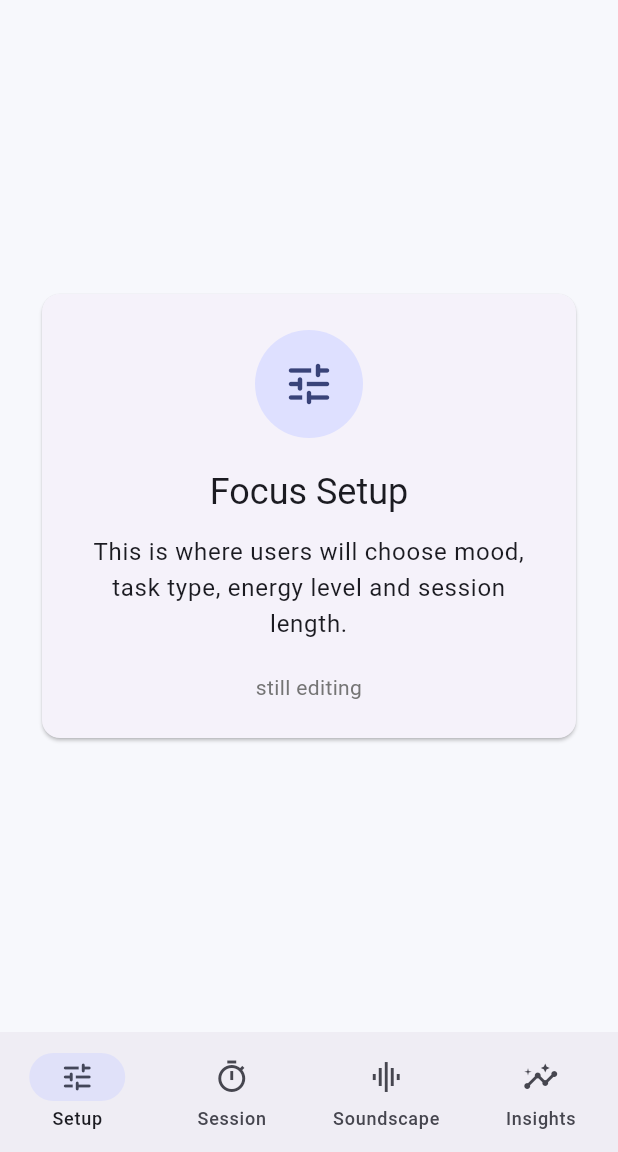
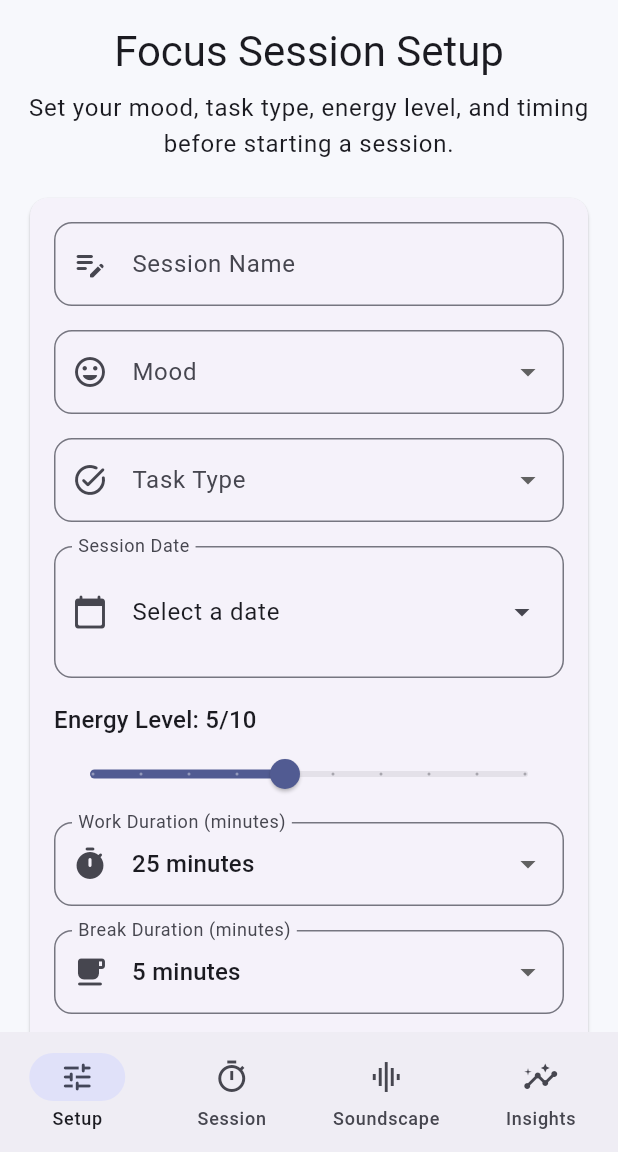
Before and after one commit to RolenaW/adaptive_focus_app, a Flutter app: the screen it shows after launch, after a tap on "Start Session Setup", on a phone screen of 412 x 824 dp, the part 84-1236 px from its top. Run offline on Flutter 3.47's test engine with Material 3 defaults, Android fonts, the phone set to English and light mode, and no system bars; our stand-ins replace shared_preferences.

Commit message:
Focus setup screen made including session name, mood, task, date, and energy level

```diff
--- a/lib/screens/focus_setup_screen.dart
+++ b/lib/screens/focus_setup_screen.dart
@@ -0,0 +1,458 @@
+import 'package:flutter/material.dart';
+
+class FocusSetupScreen extends StatefulWidget { //creates FocusSetupScreen class, statefulwidget used
+  const FocusSetupScreen({super.key});
+
+  @override
+  State<FocusSetupScreen> createState() => _FocusSetupScreenState();
+}
+
+class _FocusSetupScreenState extends State<FocusSetupScreen> {
+  final GlobalKey<FormState> _formKey = GlobalKey<FormState>(); //lets flutter identify/control form
+  final TextEditingController _sessionNameController = TextEditingController(); //manages text input for session name
+
+  final List<String> _moodOptions = <String>[ //mood options
+    'Calm',
+    'Focused',
+    'Tired',
+    'Stressed',
+    'Motivated',
+  ];
+
+  final List<String> _taskTypeOptions = <String>[ //task options
+    'Studying',
+    'Writing',
+    'Coding',
+    'Reading',
+    'Planning',
+  ];
+
+  final List<int> _workDurationOptions = <int>[25, 45, 60, 90]; //duration options
+  final List<int> _breakDurationOptions = <int>[5, 10, 15, 20];
+
+  String? _selectedMood; //stores current mood
+  String? _selectedTaskType; //stores task type
+  int _selectedWorkDuration = 25; //stores woek duration (default = 25)
+  int _selectedBreakDuration = 5; //stores break duration (default = 5)
+  double _energyLevel = 5.0; //stores slider value
+  bool _saveAsBlueprint = false; //stores whether user checked checkbox (default = false)
+  DateTime? _selectedStartDate; //stores date
+
+  @override
+  void dispose() { //prevent memory leaks. keeps everything clean
+    _sessionNameController.dispose();
+    super.dispose();
+  }
+
+  Future<void> _pickStartDate() async { //opens a date picker
+    final DateTime now = DateTime.now();
+
+    final DateTime? pickedDate = await showDatePicker( //flutter built-in date picker
+      context: context,
+      initialDate: _selectedStartDate ?? now,
+      firstDate: now.subtract(const Duration(days: 30)),
+      lastDate: now.add(const Duration(days: 365)),
+      helpText: 'Select Session Date',
+    );
+
+    if (pickedDate != null) { //if date is picked then update the screen state, rebuild
+      setState(() {
+        _selectedStartDate = pickedDate;
+      });
+    }
+  }
+
+  void _submitForm() { //runs when save setup button pressed
+    final bool isFormValid = _formKey.currentState?.validate() ?? false; //asks field to validate runs
+
+    if (!isFormValid) { //shows an error if field is incomplete
+      ScaffoldMessenger.of(context).showSnackBar(
+        const SnackBar(
+          content: Text('Please complete all required fields correctly.'),
+        ),
+      );
+      return;
+    }
+
+    if (_selectedStartDate == null) { //check if valid date is picked
+      ScaffoldMessenger.of(context).showSnackBar(
+        const SnackBar(
+          content: Text('Please select a session date.'),
+        ),
+      );
+      return;
+    }
+
+    final String cleanedSessionName = _sessionNameController.text.trim(); //removes extra spaces
+
+    showDialog<void>( //showw confirmed dialog
+      context: context,
+      builder: (BuildContext context) {
+        return AlertDialog(
+          title: const Text('Session Ready'),
+          content: Text(
+            'Session "$cleanedSessionName" is ready.\n\n'
+            'Mood: $_selectedMood\n'
+            'Task: $_selectedTaskType\n'
+            'Energy: ${_energyLevel.round()}/10\n'
+            'Work: $_selectedWorkDuration min\n'
+            'Break: $_selectedBreakDuration min\n'
+            'Save as blueprint: ${_saveAsBlueprint ? 'Yes' : 'No'}',
+          ),
+          actions: <Widget>[
+            TextButton( //closes dialog
+              onPressed: () {
+                Navigator.of(context).pop();
+              },
+              child: const Text('Close'),
+            ),
+          ],
+        );
+      },
+    );
+  }
+
+  String? _validateSessionName(String? value) { //validates session name
+    final String cleanedValue = value?.trim() ?? '';
+
+    if (cleanedValue.isEmpty) { //field can't be blank
+      return 'Please enter a session name.';
+    }
+
+    if (cleanedValue.length < 3) { //avoids names that are too short
+      return 'Session name must be at least 3 characters.';
+    }
+
+    if (cleanedValue.length > 30) { //avoids too long names
+      return 'Session name must be 30 characters or less.';
+    }
+
+    return null; //valid
+  }
+
+  String? _validateRequiredSelection(String? value, String fieldName) { //checks dropdown selections
+    if (value == null || value.trim().isEmpty) { //if its empty return error
+      return 'Please select a $fieldName.';
+    }
+    return null;
+  }
+
+  @override
+  Widget build(BuildContext context) {
+    return SafeArea( //protection
+      child: LayoutBuilder( //gives avaliable width of screen
+        builder: (BuildContext context, BoxConstraints constraints) {
+          final bool useWideLayout = constraints.maxWidth >= 700;
+
+          return SingleChildScrollView( //scrollable
+            padding: const EdgeInsets.all(16.0),
+            child: Center(
+              child: ConstrainedBox(
+                constraints: const BoxConstraints(maxWidth: 900),
+                child: Form( //all inputs widgets here
+                  key: _formKey,
+                  child: Column(
+                    crossAxisAlignment: CrossAxisAlignment.stretch,
+                    children: <Widget>[
+                      Text( //screen heading
+                        'Focus Session Setup',
+                        style: Theme.of(context).textTheme.headlineMedium,
+                        textAlign: TextAlign.center,
+                      ),
+                      const SizedBox(height: 8),
+                      Text( //description
+                        'Set your mood, task type, energy level, and timing before starting a session.',
+                        style: Theme.of(context).textTheme.bodyLarge,
+                        textAlign: TextAlign.center,
+                      ),
+                      const SizedBox(height: 20),
+                      Card( //card that groups main form fields
+                        child: Padding(
+                          padding: const EdgeInsets.all(16.0),
+                          child: useWideLayout // uses a row with two columns
+                              ? Row(
+                                  crossAxisAlignment: CrossAxisAlignment.start,
+                                  children: <Widget>[
+                                    Expanded(child: _buildLeftColumn(context)),
+                                    const SizedBox(width: 16),
+                                    Expanded(child: _buildRightColumn(context)),
+                                  ],
+                                )
+                              : Column(
+                                  children: <Widget>[
+                                    _buildLeftColumn(context),
+                                    const SizedBox(height: 16),
+                                    _buildRightColumn(context),
+                                  ],
+                                ),
+                        ),
+                      ),
+                      const SizedBox(height: 20),
+                      _buildSummaryCard(context),
+                      const SizedBox(height: 20),
+                      SizedBox(
+                        height: 52,
+                        child: ElevatedButton.icon(
+                          onPressed: _submitForm, //save setup button
+                          icon: const Icon(Icons.play_arrow_rounded),
+                          label: const Text('Save Setup'),
+                        ),
+                      ),
+                    ],
+                  ),
+                ),
+              ),
+            ),
+          );
+        },
+      ),
+    );
+  }
+
+  Widget _buildLeftColumn(BuildContext context) { //builds left half of the form
+    return Column(
+      children: <Widget>[
+        TextFormField( //connects filed to text controller
+          controller: _sessionNameController,
+          textInputAction: TextInputAction.next, //changes keyboard action to next
+          decoration: const InputDecoration(
+            labelText: 'Session Name',
+            hintText: 'Example: Deep Study Block',
+            prefixIcon: Icon(Icons.edit_note_rounded),
+          ),
+          validator: _validateSessionName,
+        ),
+        const SizedBox(height: 16),
+        DropdownButtonFormField<String>( //dropdown for mood
+          value: _selectedMood,
+          decoration: const InputDecoration(
+            labelText: 'Mood',
+            prefixIcon: Icon(Icons.mood_rounded),
+          ),
+          items: _moodOptions.map((String mood) { //loops through modd lists and converts each dropdown item
+            return DropdownMenuItem<String>(
+              value: mood,
+              child: Text(mood),
+            );
+          }).toList(),
+          onChanged: (String? value) { //stroes when user picks a mood
+            setState(() {
+              _selectedMood = value;
+            });
+          },
+          validator: (String? value) => _validateRequiredSelection(value, 'mood'), //uses the reusable validation helper
+        ),
+        const SizedBox(height: 16),
+        DropdownButtonFormField<String>(
+          value: _selectedTaskType,
+          decoration: const InputDecoration(
+            labelText: 'Task Type',
+            prefixIcon: Icon(Icons.task_alt_rounded),
+          ),
+          items: _taskTypeOptions.map((String taskType) { //works the same as mood but task type instead ^
+            return DropdownMenuItem<String>(
+              value: taskType,
+              child: Text(taskType),
+            );
+          }).toList(),
+          onChanged: (String? value) {
+            setState(() {
+              _selectedTaskType = value;
+            });
+          },
+          validator: (String? value) =>
+              _validateRequiredSelection(value, 'task type'),
+        ),
+        const SizedBox(height: 16),
+        InputDecorator( //makes date section look like a form field
+          decoration: const InputDecoration(
+            labelText: 'Session Date',
+            prefixIcon: Icon(Icons.calendar_today_rounded),
+          ),
+          child: ListTile( //placeholder text if no date is selected
+            contentPadding: EdgeInsets.zero,
+            title: Text(
+              _selectedStartDate == null
+                  ? 'Select a date'
+                  : _formatDate(_selectedStartDate!),
+            ),
+            trailing: const Icon(Icons.arrow_drop_down),
+            onTap: _pickStartDate,
+          ),
+        ),
+      ],
+    );
+  }
+
+  Widget _buildRightColumn(BuildContext context) { //builds right half of the form
+    return Column(
+      crossAxisAlignment: CrossAxisAlignment.stretch,
+      children: <Widget>[
+        Text(
+          'Energy Level: ${_energyLevel.round()}/10', //shows slider value
+          style: Theme.of(context).textTheme.titleMedium,
+        ),
+        Slider(
+          value: _energyLevel,
+          min: 1,
+          max: 10,
+          divisions: 9,
+          label: _energyLevel.round().toString(),
+          onChanged: (double value) { //updatiing UI
+            setState(() {
+              _energyLevel = value;
+            });
+          },
+        ),
+        const SizedBox(height: 8),
+        DropdownButtonFormField<int>( //work duration
+          value: _selectedWorkDuration,
+          decoration: const InputDecoration(
+            labelText: 'Work Duration (minutes)',
+            prefixIcon: Icon(Icons.timer_rounded),
+          ),
+          items: _workDurationOptions.map((int minutes) {
+            return DropdownMenuItem<int>(
+              value: minutes,
+              child: Text('$minutes minutes'),
+            );
+          }).toList(),
+          onChanged: (int? value) {
+            if (value != null) { //dropdown can be null
+              setState(() {
+                _selectedWorkDuration = value;
+              });
+            }
+          },
+        ),
+        const SizedBox(height: 16),
+        DropdownButtonFormField<int>( //same as before
+          value: _selectedBreakDuration,
+          decoration: const InputDecoration(
+            labelText: 'Break Duration (minutes)',
+            prefixIcon: Icon(Icons.free_breakfast_rounded),
+          ),
+          items: _breakDurationOptions.map((int minutes) {
+            return DropdownMenuItem<int>(
+              value: minutes,
+              child: Text('$minutes minutes'),
+            );
+          }).toList(),
+          onChanged: (int? value) {
+            if (value != null) {
+              setState(() {
+                _selectedBreakDuration = value;
+              });
+            }
+          },
+        ),
+        const SizedBox(height: 16),
+        CheckboxListTile( //check box requirement
+          contentPadding: EdgeInsets.zero,
+          value: _saveAsBlueprint,
+          title: const Text('Save as reusable blueprint'),
+          subtitle: const Text('Store this setup for future sessions'),
+          onChanged: (bool? value) {
+            setState(() {
+              _saveAsBlueprint = value ?? false;
+            });
+          },
+        ),
+      ],
+    );
+  }
+
+  Widget _buildSummaryCard(BuildContext context) { //live summary of form state
+    return Card(
+      child: Padding(
+        padding: const EdgeInsets.all(16.0),
+        child: Column(
+          crossAxisAlignment: CrossAxisAlignment.start,
+          children: <Widget>[
+            Text(
+              'Live Summary',
+              style: Theme.of(context).textTheme.titleLarge,
+            ),
+            const SizedBox(height: 12),
+            _SummaryRow(
+              label: 'Session Name',
+              value: _sessionNameController.text.trim().isEmpty
+                  ? 'Not entered yet'
+                  : _sessionNameController.text.trim(),
+            ),
+            _SummaryRow(
+              label: 'Mood',
+              value: _selectedMood ?? 'Not selected',
+            ),
+            _SummaryRow(
+              label: 'Task Type',
+              value: _selectedTaskType ?? 'Not selected',
+            ),
+            _SummaryRow(
+              label: 'Energy',
+              value: '${_energyLevel.round()}/10',
+            ),
+            _SummaryRow(
+              label: 'Work Duration',
+              value: '$_selectedWorkDuration minutes',
+            ),
+            _SummaryRow(
+              label: 'Break Duration',
+              value: '$_selectedBreakDuration minutes',
+            ),
+            _SummaryRow(
+              label: 'Session Date',
+              value: _selectedStartDate == null
+                  ? 'Not selected'
+                  : _formatDate(_selectedStartDate!),
+            ),
+            _SummaryRow(
+              label: 'Blueprint',
+              value: _saveAsBlueprint ? 'Yes' : 'No',
+            ),
+          ],
+        ),
+      ),
+    );
+  }
+
+  String _formatDate(DateTime date) { ///converts date into string like: XX/XX/XXXX
+    final String month = date.month.toString().padLeft(2, '0');
+    final String day = date.day.toString().padLeft(2, '0');
+    final String year = date.year.toString();
+    return '$month/$day/$year';
+  }
+}
+
+class _SummaryRow extends StatelessWidget { //reusable widget for summary card
+  final String label;
+  final String value;
+
+  const _SummaryRow({
+    required this.label,
+    required this.value,
+  });
+
+  @override
+  Widget build(BuildContext context) {
+    return Padding(
+      padding: const EdgeInsets.only(bottom: 10.0),
+      child: Row(
+        crossAxisAlignment: CrossAxisAlignment.start,
+        children: <Widget>[
+          Expanded(
+            flex: 2,
+            child: Text(
+              '$label:',
+              style: const TextStyle(fontWeight: FontWeight.w600),
+            ),
+          ),
+          Expanded(
+            flex: 3,
+            child: Text(value),
+          ),
+        ],
+      ),
+    );
+  }
+}
--- a/lib/screens/navigation_screen.dart
+++ b/lib/screens/navigation_screen.dart
@@ -1,4 +1,5 @@
 import 'package:flutter/material.dart';
+import 'focus_setup_screen.dart';
 
 class NavigationScreen extends StatefulWidget { //NavigationScreen class created. StatefulWidget used.
   const NavigationScreen({super.key});
@@ -11,6 +12,7 @@ class _MainNavigationScreenState extends State<NavigationScreen> {
   int _selectedIndex = 0; //stores each tab
 
   late final List<Widget> _screens = [ //list that stores the pages shown for each tab
+    const FocusSetupScreen(),
     const _NavigationPlaceholderScreen(
       title: 'Focus Setup',
       description: 'This is where users will choose mood, task type, energy level and session length.',
@@ -94,7 +96,7 @@ class _NavigationPlaceholderScreen extends StatelessWidget { //temporary!!
   });
 
   @override
-  Widget build(BuildContext context) {
+  Widget build(BuildContext context) { //screen layout
     return SafeArea(
       child: Center(
         child: ConstrainedBox(
```
